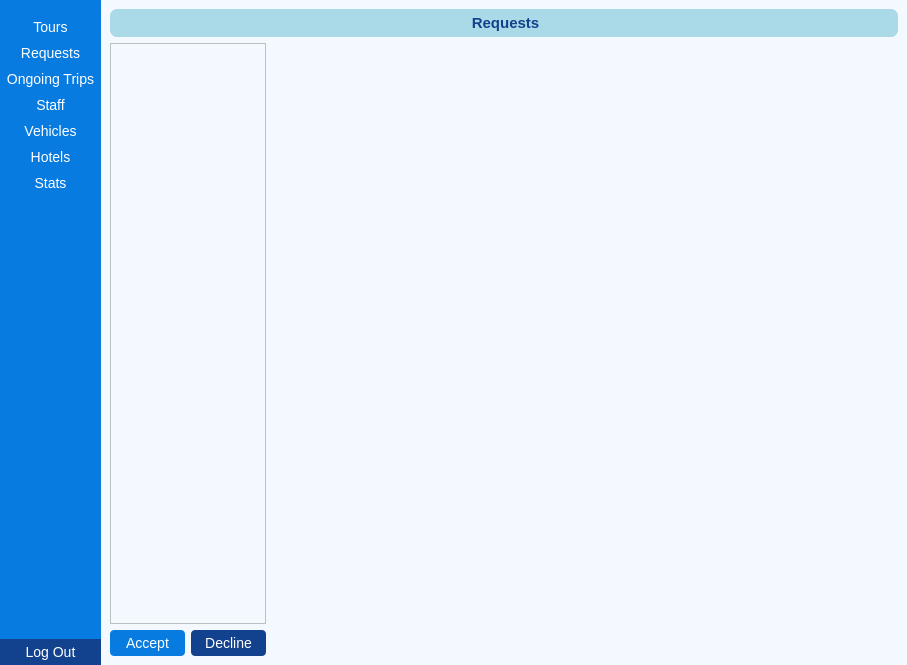
Old version of the form ui/admin.ui in the repository Dimalko/telo2.
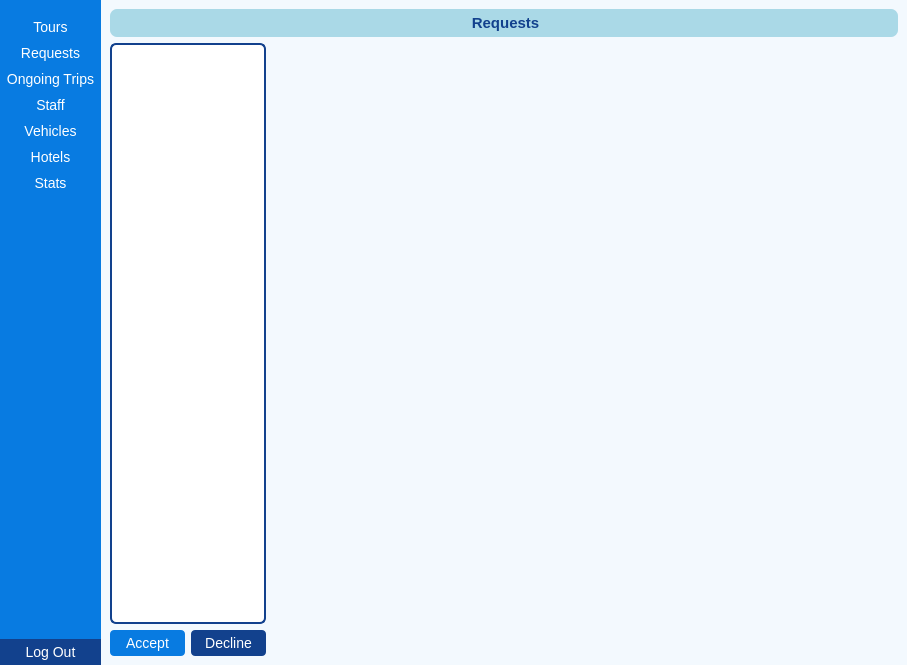
New version of the form. The open tabs and pages were chosen to show the change. Icons and pictures are not drawn.

Patch:
```diff
--- a/ui/admin.ui
+++ b/ui/admin.ui
@@ -73,7 +73,13 @@
 
 QScrollBar::add-page:horizontal, QScrollBar::sub-page:horizontal {
     background: none; /* Keeps empty space color same */
-}</string>
+}
+
+QListWidget{
+	border: 1px solid rgb(161, 161, 161);	
+	border-radius:10px;
+}
+</string>
   </property>
   <widget class="QWidget" name="centralwidget">
    <property name="styleSheet">
@@ -536,7 +542,25 @@
            <number>0</number>
           </property>
           <item>
-           <widget class="QListWidget" name="listWidget"/>
+           <widget class="QListWidget" name="TourlistWidget">
+            <property name="styleSheet">
+             <string notr="true">QListWidget {
+        font-size: 16px;
+        color: rgb(18, 65, 141);
+        background-color: white;
+        border: 2px solid rgb(18, 65, 141);
+        border-radius: 6px;
+    }
+    QListWidget::item {
+        padding: 6px;
+    }
+    QListWidget::item:selected {
+        background-color: rgb(18, 65, 141);
+        color: white;
+        border-radius: 4px;
+    }</string>
+            </property>
+           </widget>
           </item>
           <item>
            <layout class="QHBoxLayout" name="horizontalLayout_2">
```
Left out of the diff: 2 changed lines with no effect on the pictures.
